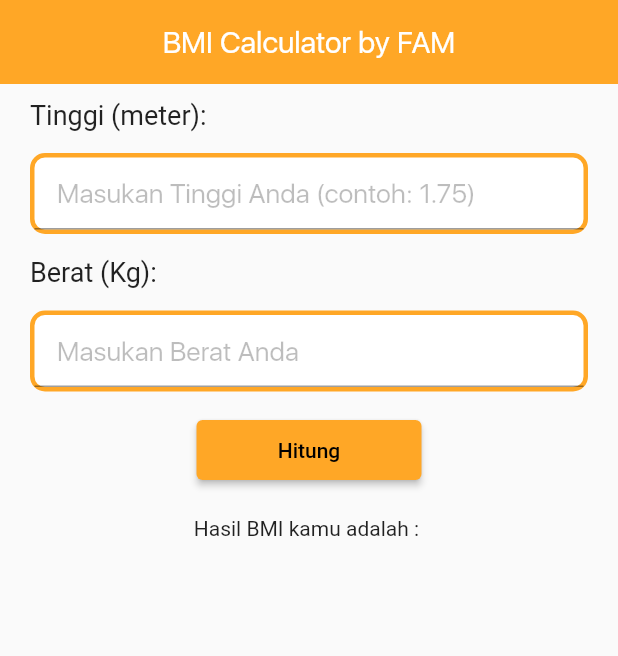
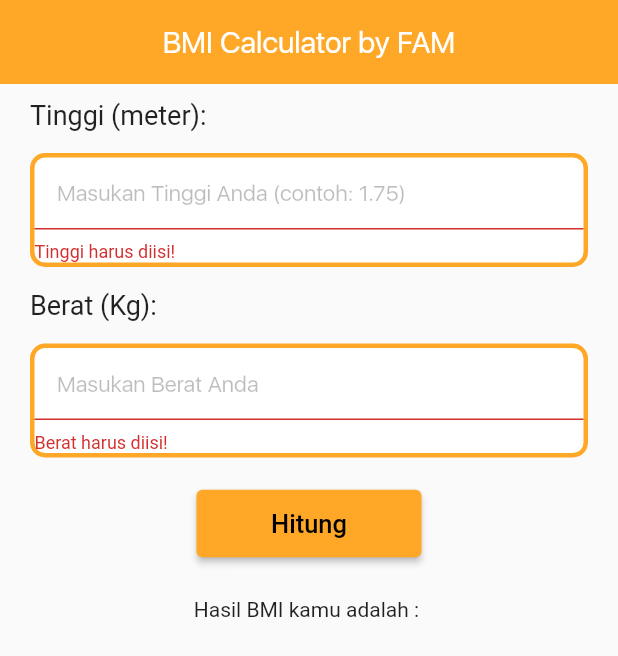
Before and after one commit to ozaenzenzen/flutter-bmifauzan, a Flutter app: the screen it shows after launch, after a tap on "Hitung", on a phone screen of 412 x 824 dp. Shown: the top 656 px of the screen. Run offline on Flutter 3.47's test engine with Material 2 defaults, Android fonts, the light colour scheme and no system bars; project files that could hold a hidden picture were left out.

Commit message:
penambahan validate pada text form

```diff
--- a/lib/main.dart
+++ b/lib/main.dart
@@ -1,3 +1,4 @@
+import 'package:flutter/cupertino.dart';
 import 'package:flutter/material.dart';
 
 void main() {
@@ -15,11 +16,12 @@ class Home extends StatefulWidget {
 
 final tinggiController = TextEditingController();
 final beratController = TextEditingController();
+
 String hitungBMI() {
   double tinggi = double.parse(tinggiController.text);
   double berat = double.parse(beratController.text);
-  if(tinggi>100){
-    tinggi=tinggi/100;
+  if (tinggi > 100) {
+    tinggi = tinggi / 100;
   }
   double bmi = berat / (tinggi * tinggi);
   return bmi.toString();
@@ -40,7 +42,13 @@ String kategoriBMI(double hasilbmi) {
   return textbmi;
 }
 
+final formKey1 = GlobalKey<FormState>();
+final formKey2 = GlobalKey<FormState>();
+
+// final formKey = GlobalKey<FormState>();
 class _HomeState extends State<Home> {
+  // final formKey1 = GlobalKey<FormState>();
+  // final formKey2 = GlobalKey<FormState>();
   String bmi = "";
   String kategori = "";
   @override
@@ -70,21 +78,74 @@ class _HomeState extends State<Home> {
                   new Berat(),
                   new Container(
                     margin:
-                        new EdgeInsets.symmetric(horizontal: 20, vertical: 10),
+                        new EdgeInsets.symmetric(horizontal: 20, vertical: 15),
                     child: new ElevatedButton(
                       style: ElevatedButton.styleFrom(
                         primary: Colors.orange[400],
-                        minimumSize: Size(150, 40),
+                        minimumSize: Size(150, 45),
                       ),
                       child: new Text(
                         "Hitung",
-                        style: new TextStyle(color: Colors.black),
+                        style: new TextStyle(
+                          color: Colors.black,
+                          fontSize: 17,
+                        ),
                       ),
                       onPressed: () {
+                        if (formKey1.currentState.validate() ||
+                            formKey2.currentState.validate()) {
                           setState(() {
                             bmi = hitungBMI();
                             kategori = kategoriBMI(double.parse(hitungBMI()));
+
+                            // showDialog(
+                            //     context: context,
+                            //     builder: (BuildContext context) {
+                            //       return CupertinoAlertDialog(
+                            //         title: new Text("Tidak Boleh Kosong"),
+                            //         actions: [
+                            //           CupertinoDialogAction(
+                            //             child: new Text("Ok"),
+                            //             onPressed: () {
+                            //               Navigator.of(context).pop();
+                            //             },
+                            //           ),
+                            //         ],
+                            //       );
+                            //     });
                           });
+                        }
+
+                        // else
+                        // {
+                        //   setState(() {
+                        //     bmi = hitungBMI();
+                        //     kategori = kategoriBMI(double.parse(hitungBMI()));
+                        //   });
+                        // }
+                        // if (_formKey.currentState.validate()) {
+
+                        // } else {
+                        //   setState(() {
+                        //     showDialog(
+                        //       context: context,
+                        //       builder: (BuildContext context) {
+                        //         return CupertinoAlertDialog(
+                        //           title: new Text("Tidak Boleh Kosong"),
+                        //           actions: [
+                        //             CupertinoDialogAction(
+                        //               child: new Text("Ok"),
+                        //               onPressed: () {
+                        //                 Navigator.of(context).pop();
+                        //               },
+                        //             ),
+                        //           ],
+                        //         );
+                        //       });
+                        //     bmi = hitungBMI();
+                        //     kategori = kategoriBMI(double.parse(hitungBMI()));
+                        //   });
+                        // }
                       },
                     ),
                   ),
@@ -107,7 +168,10 @@ class _HomeState extends State<Home> {
   }
 }
 
+// final formKey = GlobalKey<FormState>();
+
 class Tinggi extends StatelessWidget {
+  //final formKey = GlobalKey<FormState>();
   @override
   Widget build(BuildContext context) {
     return Column(
@@ -127,7 +191,17 @@ class Tinggi extends StatelessWidget {
             borderRadius: BorderRadius.circular(10),
             border: Border.all(color: Colors.orange[400], width: 3.0),
           ),
-          child: new TextField(
+          child: new Form(
+            key: formKey1,
+            child: new TextFormField(
+              // autovalidate: AutovalidateMode.always,
+              validator: (val) {
+                if (val.isEmpty || val == null) {
+                  return "Tinggi harus diisi!";
+                } else {
+                  return null;
+                }
+              },
               keyboardType: TextInputType.number,
               controller: tinggiController,
               decoration: InputDecoration(
@@ -136,9 +210,10 @@ class Tinggi extends StatelessWidget {
                 ),
                 hintText: "Masukan Tinggi Anda (contoh: 1.75)",
                 hintStyle: new TextStyle(
-                fontSize: 18,
+                  fontSize: 15,
                   fontFamily: "SF",
                   color: Colors.black26,
+                ),
               ),
             ),
           ),
@@ -149,6 +224,7 @@ class Tinggi extends StatelessWidget {
 }
 
 class Berat extends StatelessWidget {
+  // final formKey = GlobalKey<FormState>();
   @override
   Widget build(BuildContext context) {
     return Column(
@@ -168,7 +244,16 @@ class Berat extends StatelessWidget {
             borderRadius: BorderRadius.circular(10),
             border: Border.all(color: Colors.orange[400], width: 3.0),
           ),
-          child: new TextField(
+          child: new Form(
+            key: formKey2,
+            child: new TextFormField(
+              validator: (val) {
+                if (val.isEmpty || val == null || val == "") {
+                  return "Berat harus diisi!";
+                } else {
+                  return null;
+                }
+              },
               keyboardType: TextInputType.number,
               controller: beratController,
               decoration: InputDecoration(
@@ -177,9 +262,10 @@ class Berat extends StatelessWidget {
                 ),
                 hintText: "Masukan Berat Anda",
                 hintStyle: new TextStyle(
-                fontSize: 18,
+                  fontSize: 15,
                   fontFamily: "SF",
                   color: Colors.black26,
+                ),
               ),
             ),
           ),
```
Lines whose indentation alone changed are shown as unchanged.
